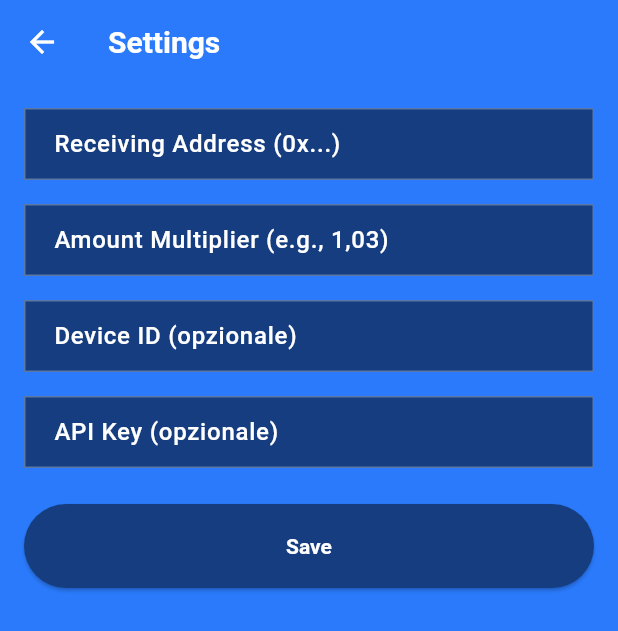
After one commit to AlbertoNoris/pagocrypto, a Flutter app: the SettingsView screen opened by its route, on a phone screen of 412 x 824 dp. The commit adds this screen. Shown: the top 631 px of the screen. Run offline on Flutter 3.47's test engine with Material 3 defaults, Android fonts, the phone set to English and light mode, and no system bars; our stand-ins replace flutter_svg, go_router, qr_flutter, shared_preferences; accounts and stored records are empty; Roboto replaces fonts that are missing (Aptos); project files that could hold a hidden picture were left out.

Commit message:
feat: Refactor EtherscanService to remove retry logic; update PaymentMonitorController and views to integrate MaxWidthContainer for improved layout

```diff
--- /dev/null
+++ b/lib/src/core/widgets/max_width_container.dart
@@ -0,0 +1,32 @@
+import 'package:flutter/material.dart';
+
+/// A container that constrains its child to a maximum width while keeping
+/// the background full-screen width.
+///
+/// This is used to make the app web-friendly by preventing content from
+/// becoming too wide on large screens, while maintaining the background
+/// and app bar at full width.
+class MaxWidthContainer extends StatelessWidget {
+  /// The maximum width constraint in logical pixels.
+  /// Default is 700px, which provides a comfortable reading width.
+  final double maxWidth;
+
+  /// The child widget to be constrained.
+  final Widget child;
+
+  const MaxWidthContainer({
+    super.key,
+    this.maxWidth = 700,
+    required this.child,
+  });
+
+  @override
+  Widget build(BuildContext context) {
+    return Center(
+      child: ConstrainedBox(
+        constraints: BoxConstraints(maxWidth: maxWidth),
+        child: child,
+      ),
+    );
+  }
+}
--- a/lib/src/features/payment_generator/views/home_view.dart
+++ b/lib/src/features/payment_generator/views/home_view.dart
@@ -3,6 +3,7 @@ import 'package:flutter/services.dart';
 import 'package:flutter_svg/flutter_svg.dart';
 import 'package:go_router/go_router.dart';
 import 'package:provider/provider.dart';
+import 'package:pagocrypto/src/core/widgets/max_width_container.dart';
 import 'package:pagocrypto/src/features/payment_generator/controllers/payment_generator_controller.dart';
 
 class HomeView extends StatefulWidget {
@@ -59,7 +60,8 @@ class _HomeViewState extends State<HomeView> {
           ),
         ],
       ),
-      body: Consumer<PaymentGeneratorController>(
+      body: MaxWidthContainer(
+        child: Consumer<PaymentGeneratorController>(
           builder: (context, controller, child) {
             if (controller.isLoading) {
               return const Center(child: CircularProgressIndicator());
@@ -69,6 +71,7 @@ class _HomeViewState extends State<HomeView> {
             }
             return _buildAmountInput(context, controller);
           },
+        ),
       ),
     );
   }
--- a/lib/src/features/payment_generator/views/passcode_view.dart
+++ b/lib/src/features/payment_generator/views/passcode_view.dart
@@ -1,6 +1,7 @@
 import 'package:flutter/material.dart';
 import 'package:go_router/go_router.dart';
 import 'package:provider/provider.dart';
+import 'package:pagocrypto/src/core/widgets/max_width_container.dart';
 import 'package:pagocrypto/src/features/payment_generator/controllers/passcode_controller.dart';
 
 class PasscodeView extends StatefulWidget {
@@ -51,7 +52,8 @@ class _PasscodeViewState extends State<PasscodeView> {
   Widget build(BuildContext context) {
     return Scaffold(
       appBar: AppBar(title: const Text('Logs Amministratore')),
-      body: Padding(
+      body: MaxWidthContainer(
+        child: Padding(
           padding: const EdgeInsets.all(24.0),
           child: Column(
             mainAxisAlignment: MainAxisAlignment.center,
@@ -157,6 +159,7 @@ class _PasscodeViewState extends State<PasscodeView> {
             ],
           ),
         ),
+      ),
     );
   }
 
--- a/lib/src/features/payment_generator/views/settings_view.dart
+++ b/lib/src/features/payment_generator/views/settings_view.dart
@@ -2,6 +2,7 @@ import 'package:flutter/material.dart';
 import 'package:flutter/services.dart';
 import 'package:go_router/go_router.dart';
 import 'package:provider/provider.dart';
+import 'package:pagocrypto/src/core/widgets/max_width_container.dart';
 import 'package:pagocrypto/src/features/payment_generator/controllers/payment_generator_controller.dart';
 
 class SettingsView extends StatefulWidget {
@@ -79,11 +80,12 @@ class _SettingsViewState extends State<SettingsView> {
           },
         ),
       ),
-      body: Padding(
-        padding: const EdgeInsets.all(16.0),
-        child: Column(
-          crossAxisAlignment: CrossAxisAlignment.stretch,
-          children: [
+      body: MaxWidthContainer(
+        child: Padding(
+          padding: const EdgeInsets.all(16.0),
+          child: Column(
+            crossAxisAlignment: CrossAxisAlignment.stretch,
+            children: [
             TextField(
               controller: _addressController,
               decoration: const InputDecoration(
@@ -151,7 +153,8 @@ class _SettingsViewState extends State<SettingsView> {
               },
             ),
             ElevatedButton(onPressed: _save, child: const Text('Save')),
-          ],
+            ],
+          ),
         ),
       ),
     );
```
Also changed, not shown: lib/src/core/services/etherscan_service.dart (+1 -27 lines), lib/src/features/payment_generator/controllers/payment_monitor_controller.dart (+10 -6 lines), lib/src/features/payment_generator/views/qr_display_view.dart (+24 -4 lines). Lines whose indentation alone changed are shown as unchanged.
